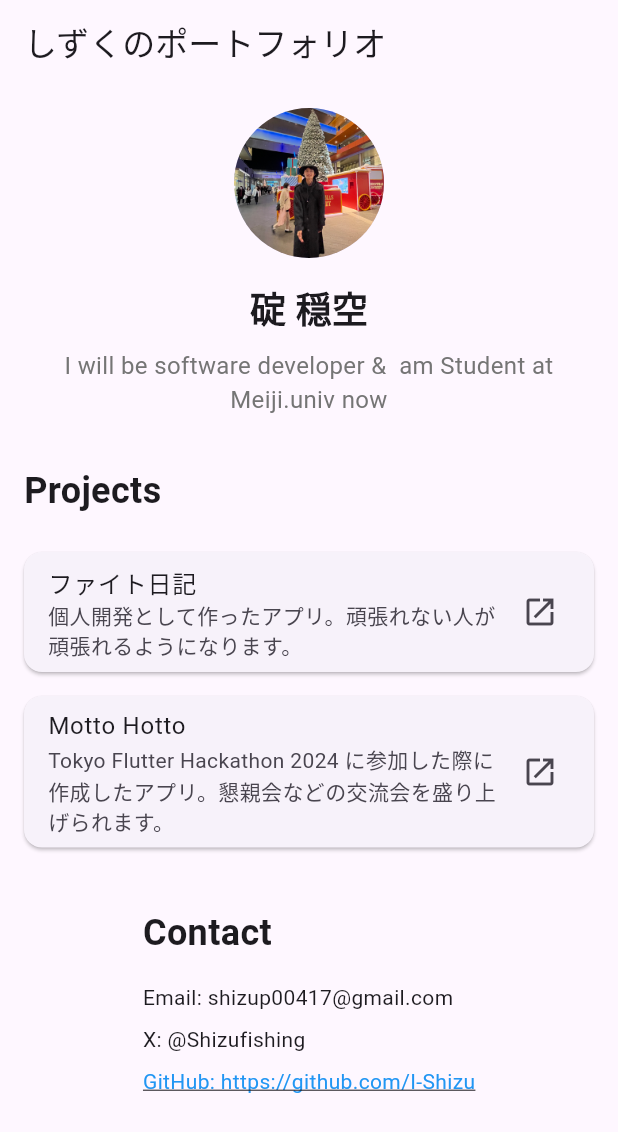
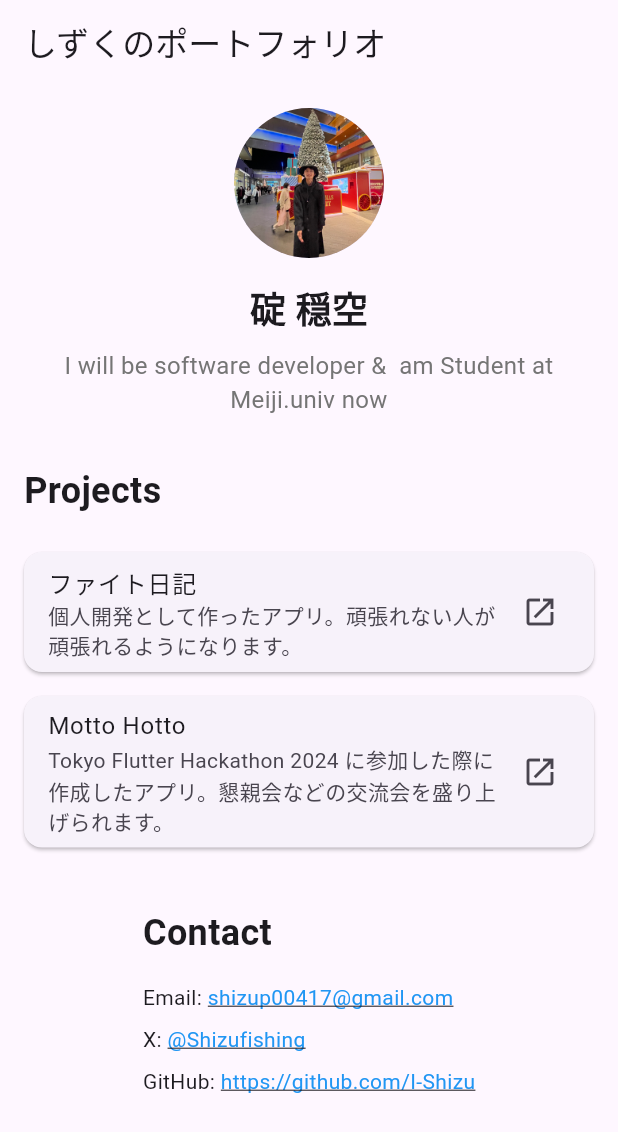
Before and after one commit to I-Shizu/portfolio_web, a Flutter app: the screen it shows after launch, on a phone screen of 412 x 824 dp. Shown: the top 1132 px of the screen. Run offline on Flutter 3.47's test engine with Material 3 defaults, Android fonts, the phone set to English and light mode, and no system bars.

Commit message:
contactメールの設定

```diff
--- a/lib/main.dart
+++ b/lib/main.dart
@@ -1,3 +1,4 @@
+import 'package:flutter/gestures.dart';
 import 'package:flutter/material.dart';
 import 'package:url_launcher/url_launcher.dart';
 
@@ -129,6 +130,8 @@ class ContactSection extends StatelessWidget {
   const ContactSection({super.key});
 
   final String githubUrl = 'https://github.com/I-Shizu';
+  final String xUrl = 'https://twitter.com/Shizufishing';
+  final String email = 'shizup00417@gmail.com';
 
   @override
   Widget build(BuildContext context) {
@@ -142,19 +145,55 @@ class ContactSection extends StatelessWidget {
             style: TextStyle(fontSize: 24, fontWeight: FontWeight.bold),
           ),
           SizedBox(height: 16),
-          Text('Email: shizup00417@gmail.com'),
+          Text.rich(
+            TextSpan(
+              children: [
+                TextSpan(text: 'Email: '),
+                TextSpan(
+                  text: email,
+                  style: TextStyle(
+                    color: Colors.blue,
+                    decoration: TextDecoration.underline,
+                  ),
+                  recognizer: TapGestureRecognizer()
+                    ..onTap = () => _launchURL('mailto:$email'),
+                ),
+              ],
+            ),
+          ),
           SizedBox(height: 8),
-          Text('X: @Shizufishing'),
+          Text.rich(
+            TextSpan(
+              children: [
+                TextSpan(text: 'X: '),
+                TextSpan(
+                  text: '@Shizufishing',
+                  style: TextStyle(
+                    color: Colors.blue,
+                    decoration: TextDecoration.underline,
+                  ),
+                  recognizer: TapGestureRecognizer()
+                    ..onTap = () => _launchURL(xUrl),
+                ),
+              ],
+            ),
+          ),
           SizedBox(height: 8),
-          InkWell(
-            child: Text(
-              'GitHub: $githubUrl',
-              style: TextStyle(
-                color: Colors.blue,
-                decoration: TextDecoration.underline,
-              ),
+          Text.rich(
+            TextSpan(
+              children: [
+                TextSpan(text: 'GitHub: '),
+                TextSpan(
+                  text: githubUrl,
+                  style: TextStyle(
+                    color: Colors.blue,
+                    decoration: TextDecoration.underline,
+                  ),
+                  recognizer: TapGestureRecognizer()
+                    ..onTap = () => _launchURL(githubUrl),
+                ),
+              ],
             ),
-            onTap: () => _launchURL(githubUrl),
           ),
         ],
       ),
```
